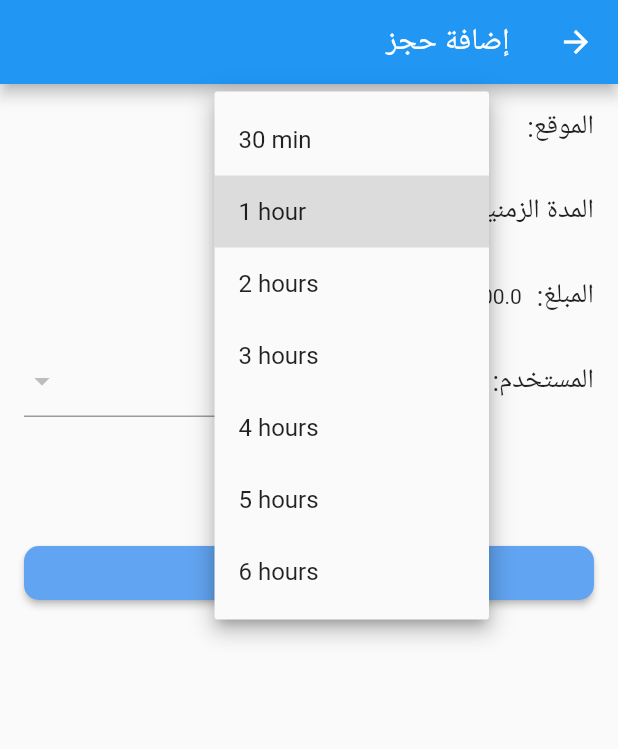
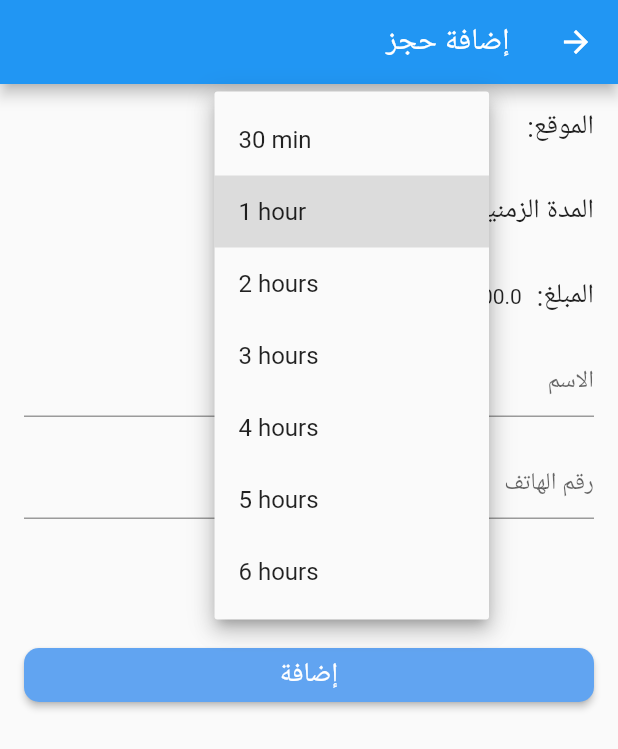
Before and after one commit to AhmedArnaout123/ParkingApp, a Flutter app: the AddReservation screen opened directly with empty values, after a tap on "1 hour", on a phone screen of 412 x 824 dp. Shown: the top 749 px of the screen. Run offline on Flutter 3.47's test engine with Material 2 defaults, Android fonts, the phone set to English and light mode, and no system bars; our stand-ins replace cloud_firestore, firebase_core, geolocator, google_maps_flutter, shared_preferences; accounts and stored records are empty.

Commit message:
Finish Worker Section

```diff
--- a/lib/core/models/reservation.dart
+++ b/lib/core/models/reservation.dart
@@ -4,6 +4,8 @@ class Reservation {
   String? userId;
 
   String? userFullName;
+
+  String? userPhoneNumber;
 
   String? workerId;
 
@@ -28,6 +30,7 @@ class Reservation {
 
     res.id = map['id'];
     res.userId = map['userId'];
+    res.userPhoneNumber = map['userPhoneNumber'];
     res.userFullName = map['userFullName'];
     res.workerId = map['workerId'];
     res.workerFullName = map['workerFullName'];
@@ -47,6 +50,7 @@ class Reservation {
 
     map['id'] = id;
     map['userId'] = userId;
+    map['userPhoneNumber'] = userPhoneNumber;
     map['userFullName'] = userFullName;
     map['wokerId'] = workerId;
     map['wokerFullName'] = workerFullName;
--- a/lib/core/services/application_users_api_service.dart
+++ b/lib/core/services/application_users_api_service.dart
@@ -32,4 +32,9 @@ class ApplicationUsersApiService {
 
     return users;
   }
+
+  Future<User> getUser(String? id) async {
+    List<User> users = await getUsers();
+    return users.singleWhere((element) => element.id == id);
+  }
 }
--- a/lib/worker/pages/add_reservation.dart
+++ b/lib/worker/pages/add_reservation.dart
@@ -15,8 +15,8 @@ class AddReservation extends StatefulWidget {
 }
 
 class _AddReservationState extends State<AddReservation> {
-  var reservationCategories = [
-    <String, dynamic>{'text': '30 min', 'price': 300.0, 'hours': 0.5},
+  List<Map<String, dynamic>> reservationCategories = [
+    {'text': '30 min', 'price': 300.0, 'hours': 0.5},
     {'text': '1 hour', 'price': 500.0, 'hours': 1.0},
     {'text': '2 hours', 'price': 1000.0, 'hours': 2.0},
     {'text': '3 hours', 'price': 1500.0, 'hours': 3.0},
@@ -24,15 +24,12 @@ class _AddReservationState extends State<AddReservation> {
     {'text': '5 hours', 'price': 2500.0, 'hours': 5.0},
     {'text': '6 hours', 'price': 3000.0, 'hours': 6.0}
   ];
-  List<User> users = [];
 
   Map<String, dynamic> form = {};
   Map<String, dynamic> selectedReservation = {};
-  User? selectedUser;
 
   var isLoading = false;
 
-  var applicationUsersApiService = ApplicationUsersApiService();
   var reservationsApiService = ReservationsApiService();
   var locationsApiService = LocationsApiService();
 
@@ -40,7 +37,6 @@ class _AddReservationState extends State<AddReservation> {
   void initState() {
     super.initState();
     selectedReservation = reservationCategories[1];
-    getUsers();
     initializeForm();
   }
 
@@ -114,27 +110,22 @@ class _AddReservationState extends State<AddReservation> {
                 ],
               ),
               const SizedBox(height: 20),
-              Row(
-                children: [
-                  const Text('المستخدم:', style: customTextStyle),
-                  const SizedBox(width: 10),
-                  Expanded(
-                    child: DropdownButtonFormField<User>(
-                      onChanged: (user) {
-                        selectedUser = user;
-                        form['userFullName'] = user?.name;
-                        form['userId'] = user?.id;
-                      },
-                      items: [
-                        for (var user in users)
-                          DropdownMenuItem(
-                            child: Text('${user.name} - ${user.userName}'),
-                            value: user,
-                          ),
-                      ],
-                    ),
-                  )
-                ],
+              TextFormField(
+                decoration: const InputDecoration(
+                  hintText: 'الاسم',
+                ),
+                onChanged: (value) {
+                  form['userFullName'] = value;
+                },
+              ),
+              const SizedBox(height: 20),
+              TextFormField(
+                decoration: const InputDecoration(
+                  hintText: 'رقم الهاتف',
+                ),
+                onChanged: (value) {
+                  form['userPhoneNumber'] = value;
+                },
               ),
               const SizedBox(height: 80),
               _AddButton(
@@ -154,11 +145,6 @@ class _AddReservationState extends State<AddReservation> {
     });
   }
 
-  void getUsers() async {
-    users = await applicationUsersApiService.getUsers();
-    setState(() {});
-  }
-
   void initializeForm() async {
     var service = CurrentApplicationUserService();
     var name = await service.getName();
@@ -174,7 +160,8 @@ class _AddReservationState extends State<AddReservation> {
       'startDate': startDate.toString().substring(0, 16),
       'endDate': endDate.toString().substring(0, 16),
       'isFinished': false,
-      'cost': selectedReservation['price']
+      'cost': selectedReservation['price'],
+      'userId': null
     };
   }
 
```
Also changed, not shown: lib/worker/pages/view_worker_locations.dart (+43 -10 lines), lib/worker/pages/worker_payments.dart (deleted).
